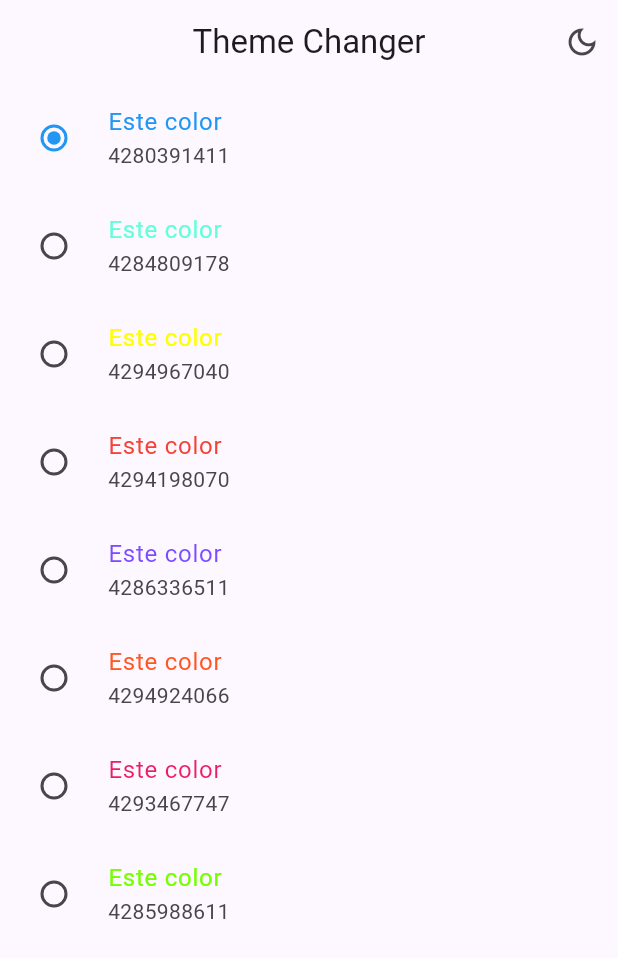
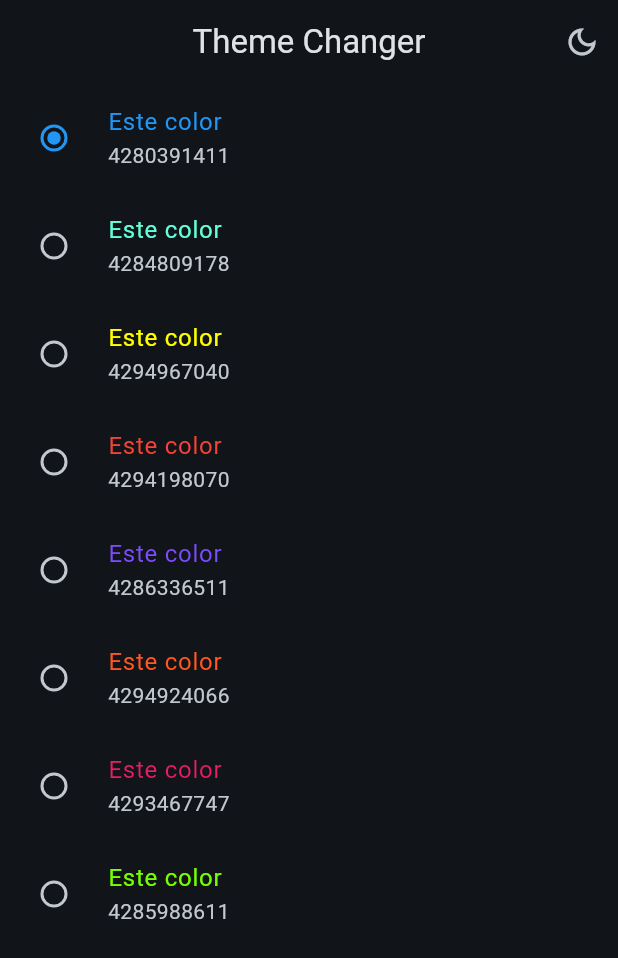
Before and after one commit to ErnestAlf222/widgetsApp, a Flutter app: the ThemeChangerScreen screen opened by its route, after a tap on the "light mode" icon, on a phone screen of 412 x 824 dp. Shown: the top 958 px of the screen. Run offline on Flutter 3.47's test engine with Material 3 defaults, Android fonts, the phone set to English and light mode, and no system bars; our stand-ins replace animate_do, flutter_riverpod, go_router.

Commit message:
tema oscuro con riverpod y cambio de colores

```diff
--- a/lib/config/theme/app_theme.dart
+++ b/lib/config/theme/app_theme.dart
@@ -1,7 +1,6 @@
-
 import 'package:flutter/material.dart';
 
-final  colorList =<Color>[
+final colorList = <Color>[
   Colors.blue,
   Colors.tealAccent,
   Colors.yellowAccent,
@@ -10,23 +9,24 @@ final  colorList =<Color>[
   Colors.deepOrange,
   Colors.pink,
   Colors.lightGreenAccent.shade400
-
 ];
 
 class AppTheme {
   final int selectedColor;
+  final bool isDarkMode;
 
   AppTheme({
-     this.selectedColor = 0
-    }):assert( selectedColor >= 0, 'Selected color must be greater then 0' ),
-      assert(  selectedColor < colorList.length, 'Selected color must be less or equal than ${selectedColor.bitLength -1 }' );
+    this.selectedColor = 0,
+    this.isDarkMode = false,
+  })  : assert(selectedColor >= 0, 'Selected color must be greater then 0'),
+        assert(selectedColor < colorList.length,
+            'Selected color must be less or equal than ${selectedColor.bitLength - 1}');
 
   ThemeData getTheme() => ThemeData(
-    useMaterial3: true,
-    colorSchemeSeed: colorList[selectedColor],
-    appBarTheme: const AppBarTheme(
-      centerTitle: true,
-    )
-  );
-
+      useMaterial3: true,
+      brightness: isDarkMode ? Brightness.dark : Brightness.light,
+      colorSchemeSeed: colorList[selectedColor],
+      appBarTheme: const AppBarTheme(
+        centerTitle: true,
+      ));
 }
--- a/lib/main.dart
+++ b/lib/main.dart
@@ -2,20 +2,24 @@ import 'package:flutter/material.dart';
 import 'package:flutter_riverpod/flutter_riverpod.dart';
 import 'package:widgets_app/config/router/app_router.dart';
 import 'package:widgets_app/config/theme/app_theme.dart';
+import 'package:widgets_app/presentation/providers/theme_provider.dart';
 
 void main() {
   runApp(const ProviderScope(child: MainApp()));
 }
 
-class MainApp extends StatelessWidget {
+class MainApp extends ConsumerWidget {
   const MainApp({super.key});
 
   @override
-  Widget build(BuildContext context) {
+  Widget build(BuildContext context, WidgetRef ref) {
+    final isDarkMode = ref.watch(isDarkModeProvider);
+    final selectedColor = ref.watch(selectedColorProvider);
+
     return MaterialApp.router(
       routerConfig: appRouter,
       title: 'Flutter Widgets',
-      theme: AppTheme(selectedColor: 4).getTheme(),
+      theme: AppTheme(selectedColor: selectedColor, isDarkMode: isDarkMode).getTheme(),
       debugShowCheckedModeBanner: false,
     );
   }
--- a/lib/presentation/providers/theme_provider.dart
+++ b/lib/presentation/providers/theme_provider.dart
@@ -5,3 +5,6 @@ final isDarkModeProvider = StateProvider((ref) => false);
 
 // Listado de colores inmutable
 final colorListProvider = Provider((ref) => colorList);
+
+// Un simple int
+final selectedColorProvider = StateProvider((ref) => 0);
--- a/lib/presentation/screens/theme_changer/theme_changer.dart
+++ b/lib/presentation/screens/theme_changer/theme_changer.dart
@@ -37,6 +37,7 @@ class _ThemeChangedView extends ConsumerWidget {
   @override
   Widget build(BuildContext context, WidgetRef ref) {
     final List<Color> colors = ref.watch(colorListProvider);
+    final int selectedColor = ref.watch(selectedColorProvider);
 
     return ListView.builder(
       itemCount: colors.length,
@@ -50,9 +51,10 @@ class _ThemeChangedView extends ConsumerWidget {
           subtitle: Text('${color.value}'),
           activeColor: color,
           value: index,
-          groupValue: 0,
+          groupValue: selectedColor,
           onChanged: (value) {
-            // TODO: Notificar el cambio
+            // Cambia el valor de radioList cuando presiono en otras opciones
+            ref.read(selectedColorProvider.notifier).state = index;
           },
         );
       },
```
